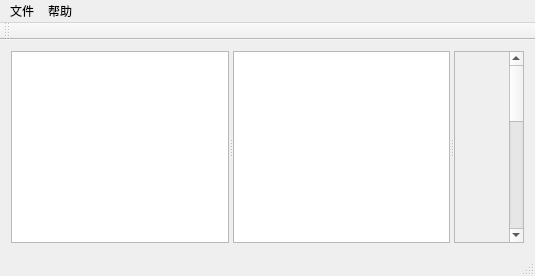
Before: the Qt Designer form mainwindow.ui in AntiverX/reference_management, drawn with Qt 5.
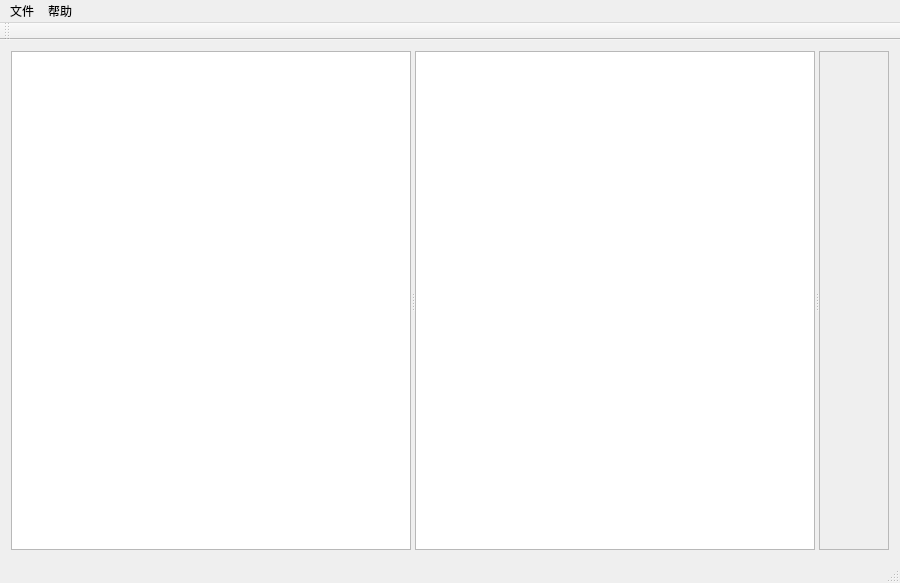
After: the same form once the commit is applied.

Patch:
```diff
--- a/mainwindow.ui
+++ b/mainwindow.ui
@@ -2,6 +2,14 @@
 <ui version="4.0">
  <class>MainWindow</class>
  <widget class="QMainWindow" name="MainWindow">
+  <property name="geometry">
+   <rect>
+    <x>0</x>
+    <y>0</y>
+    <width>900</width>
+    <height>583</height>
+   </rect>
+  </property>
   <property name="sizePolicy">
    <sizepolicy hsizetype="Maximum" vsizetype="Maximum">
     <horstretch>0</horstretch>
@@ -45,16 +53,10 @@
          <rect>
           <x>0</x>
           <y>0</y>
-          <width>183</width>
-          <height>551</height>
+          <width>69</width>
+          <height>506</height>
          </rect>
         </property>
-        <property name="minimumSize">
-         <size>
-          <width>0</width>
-          <height>551</height>
-         </size>
-        </property>
        </widget>
       </widget>
      </widget>
@@ -66,7 +68,7 @@
     <rect>
      <x>0</x>
      <y>0</y>
-     <width>1004</width>
+     <width>900</width>
      <height>23</height>
     </rect>
    </property>
```
